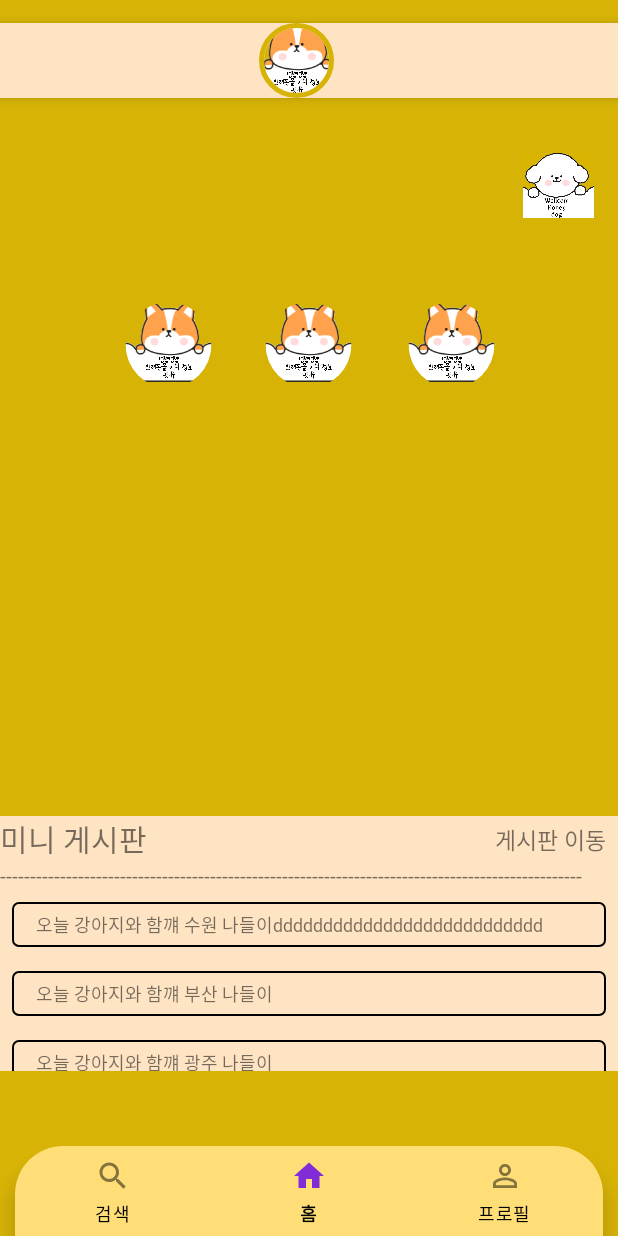
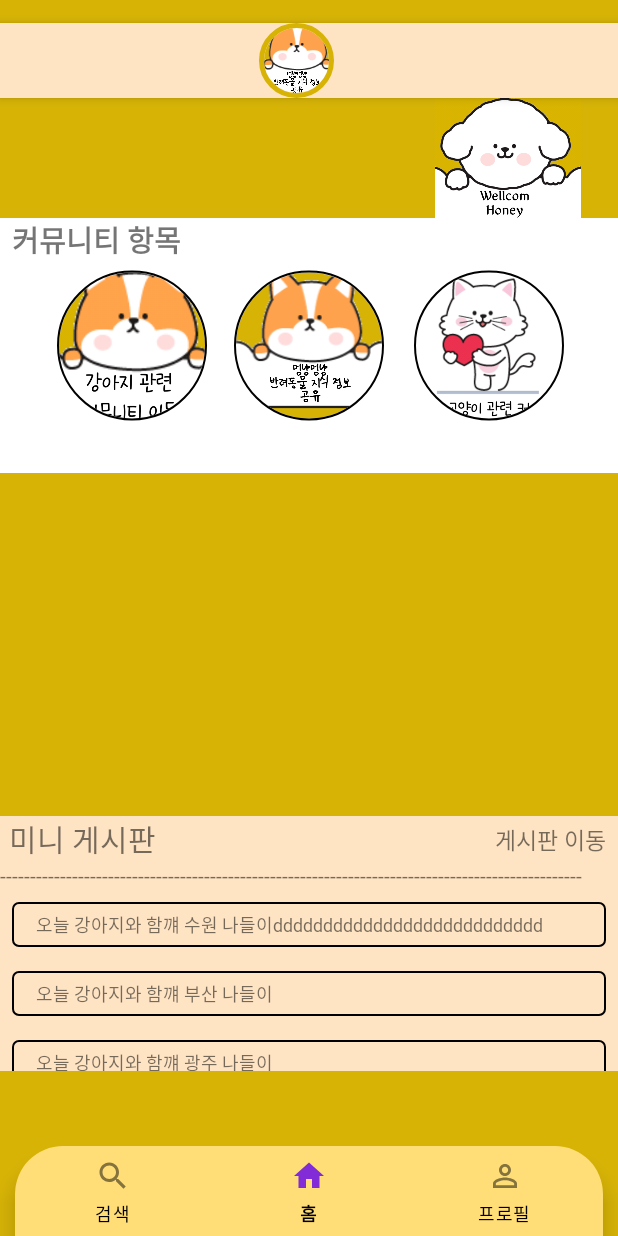
Before and after one commit to dragonechoi/HoneyDog, an Android app: the HomeFragment screen opened directly, with no data from a screen before it, on a phone screen of 412 x 824 dp. Run offline under Robolectric (Android 15) with nearby library versions, the phone set to English and light mode, and no system bars; our stand-ins replace CircleImageView.

Commit message:
커뮤니티 페이지 생성 및 업로드 포스트 및 업로드된 게시글 구조 생성

```diff
--- a/app/build.gradle
+++ b/app/build.gradle
@@ -31,7 +31,8 @@ android {
     kotlinOptions {
         jvmTarget = '1.8'
     }
-   buildFeatures{
+
+    buildFeatures{
        viewBinding true
 
    }
--- /dev/null
+++ b/app/src/main/res/drawable/baseline_insert_photo_24.xml
@@ -0,0 +1,5 @@
+<vector android:height="24dp" android:tint="#000000"
+    android:viewportHeight="24" android:viewportWidth="24"
+    android:width="24dp" xmlns:android="http://schemas.android.com/apk/res/android">
+    <path android:fillColor="@android:color/white" android:pathData="M21,19V5c0,-1.1 -0.9,-2 -2,-2H5c-1.1,0 -2,0.9 -2,2v14c0,1.1 0.9,2 2,2h14c1.1,0 2,-0.9 2,-2zM8.5,13.5l2.5,3.01L14.5,12l4.5,6H5l3.5,-4.5z"/>
+</vector>
--- a/app/src/main/res/layout/activity_main.xml
+++ b/app/src/main/res/layout/activity_main.xml
@@ -15,6 +15,8 @@
 
 
 
+
+
     <com.google.android.material.bottomnavigation.BottomNavigationView
         android:id="@+id/bottom_nav"
         android:layout_width="match_parent"
--- a/app/src/main/res/layout/fragment_home.xml
+++ b/app/src/main/res/layout/fragment_home.xml
@@ -42,66 +42,77 @@
 
 
 
+
            </com.google.android.material.appbar.AppBarLayout>
 
 
+           <ImageView
+               android:layout_width="150dp"
+               android:layout_height="100dp"
+               android:layout_below="@id/appbar_title"
+               android:layout_alignParentRight="true"
+               android:layout_marginTop="-1dp"
+               android:layout_marginRight="-1dp"
+               android:layout_marginBottom="3dp"
+               android:padding="1dp"
+               android:src="@drawable/welcome_honeydog" />
 
-           <ImageView
-               android:layout_width="80dp"
-               android:layout_height="50dp"
-               android:src="@drawable/welcome_honeydog"
-               android:layout_below="@id/appbar_title"
-               android:layout_marginTop="35dp"
-               android:layout_alignParentRight="true"
-               android:visibility="visible"
-               android:padding="1dp"/>
-
-
-               <RelativeLayout
+           <RelativeLayout
                    android:layout_width="match_parent"
                    android:layout_height="170dp"
-                   android:background="#D7B306"
+                   android:background="@color/white"
                    android:layout_below="@id/appbar_title"
                    android:layout_marginTop="80dp">
 
-                   <de.hdodenhof.circleimageview.CircleImageView
-                       android:id="@+id/main_dog_cmm"
-                       android:layout_width="75dp"
-                       android:layout_height="60dp"
-                       android:src="@drawable/cogi_love"
-                       app:civ_border_width="1dp"
-                       app:civ_border_color="#D7B306"
-                       android:layout_marginTop="8dp"
-                       android:layout_marginBottom="15dp"
-                       android:layout_centerInParent="true"
-                       android:layout_margin="10dp"/>
+               <TextView
+                   android:layout_width="wrap_content"
+                   android:layout_height="wrap_content"
+                   android:text="커뮤니티 항목"
+                   android:layout_marginLeft="8dp"
+                   android:fontFamily="@font/kotra_hope"
+                   android:textStyle="bold"
+                   android:textSize="19dp"/>
+
+               <de.hdodenhof.circleimageview.CircleImageView
+                   android:id="@+id/main_dog_text"
+                   android:layout_width="100dp"
+                   android:layout_height="130dp"
+                   android:layout_centerInParent="true"
+                   android:layout_marginStart="10dp"
+                   android:layout_marginTop="10dp"
+                   android:layout_marginEnd="10dp"
+                   android:layout_marginBottom="10dp"
+                   android:src="@drawable/cogi_love"
+                   app:civ_border_color="@color/black"
+                   app:civ_border_width="1dp" />
 
                    <de.hdodenhof.circleimageview.CircleImageView
-                       android:id="@+id/main_dog_search"
-                       android:layout_width="75dp"
-                       android:layout_height="60dp"
+                       android:id="@+id/main_cat_community"
+                       android:layout_width="100dp"
+                       android:layout_height="130dp"
                        android:layout_centerVertical="true"
                        android:layout_marginStart="10dp"
                        android:layout_marginTop="10dp"
                        android:layout_marginEnd="10dp"
                        android:layout_marginBottom="10dp"
-                       android:layout_toRightOf="@id/main_dog_cmm"
-                       android:src="@drawable/cogi_love"
-                       app:civ_border_color="#D7B306"
+                       android:layout_toRightOf="@id/main_dog_text"
+                       android:src="@drawable/cat_community"
+                       app:civ_border_color="@color/black"
                        app:civ_border_width="1dp" />
 
                    <de.hdodenhof.circleimageview.CircleImageView
-                       android:id="@+id/main_dog_profil"
-                       android:layout_width="75dp"
-                       android:layout_height="60dp"
-                       android:src="@drawable/cogi_love"
-                       app:civ_border_width="1dp"
-                       app:civ_border_color="#D7B306"
+                       android:id="@+id/main_dog_community"
+                       android:layout_width="100dp"
+                       android:layout_height="130dp"
+                       android:layout_centerVertical="true"
+                       android:layout_marginStart="8dp"
                        android:layout_marginTop="8dp"
-                       android:layout_marginBottom="15dp"
-                       android:layout_toLeftOf="@id/main_dog_cmm"
-                       android:layout_centerVertical="true"
-                       android:layout_margin="8dp"/>
+                       android:layout_marginEnd="8dp"
+                       android:layout_marginBottom="8dp"
+                       android:layout_toLeftOf="@id/main_dog_text"
+                       android:src="@drawable/dog_community"
+                       app:civ_border_color="@color/black"
+                       app:civ_border_width="1dp" />
 
 
 
@@ -124,7 +135,8 @@
                    android:layout_height="wrap_content"
                    android:text="미니 게시판"
                    android:fontFamily="@font/kotra_hope"
-                   android:textSize="20sp" />
+                   android:textSize="20sp"
+                   android:layout_marginLeft="6dp"/>
 
                <TextView
                    android:id="@+id/tv_go_cmm"
--- a/build.gradle
+++ b/build.gradle
@@ -11,7 +11,7 @@ buildscript {
 
 // Top-level build file where you can add configuration options common to all sub-projects/modules.
 plugins {
-    id 'com.android.application' version '8.1.0-alpha07' apply false
-    id 'com.android.library' version '8.1.0-alpha07' apply false
+    id 'com.android.application' version '8.1.0-alpha11' apply false
+    id 'com.android.library' version '8.1.0-alpha11' apply false
     id 'org.jetbrains.kotlin.android' version '1.8.20-RC2' apply false
 }
```
Also changed, not shown: app/src/main/AndroidManifest.xml (+3 -6 lines), app/src/main/java/com/cys/honeydog/activities/NewPostActivity.kt (added, +12 -0 lines), app/src/main/java/com/cys/honeydog/fragments/HomeFragment.kt (+9 -0 lines), app/src/main/res/layout/activity_new_post.xml (added, +107 -0 lines), app/src/main/res/layout/activity_post.xml (+21 -14 lines), app/src/main/res/layout/recycler_comment_item.xml (added, +49 -0 lines), app/src/main/res/drawable/cat_community.png (added), app/src/main/res/drawable/dog_community.png (added).
